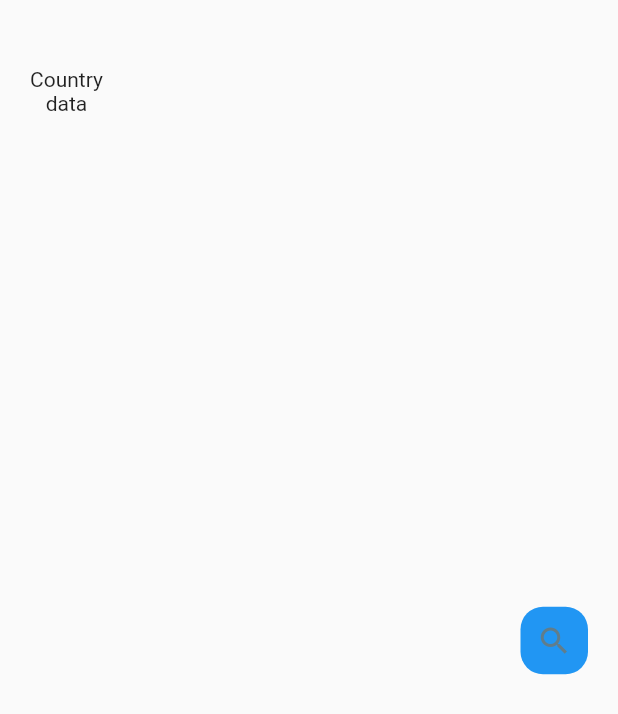
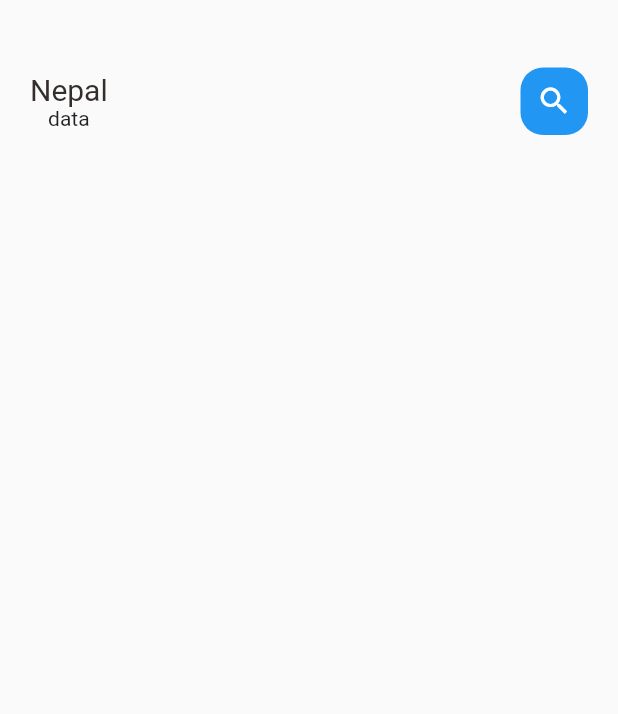
Before and after one commit to samitshrestha29/food-delivery-app, a Flutter app: the screen it shows after launch, on a phone screen of 412 x 824 dp. Shown: the top 714 px of the screen. Run offline on Flutter 3.47's test engine with Material 2 defaults, Android fonts, the phone set to English and light mode, and no system bars.

Commit message:
add big text folder

```diff
--- a/lib/home/main_food_page.dart
+++ b/lib/home/main_food_page.dart
@@ -1,4 +1,5 @@
 import 'package:flutter/material.dart';
+import 'package:food_delivery/widgets/big_text.dart';
 
 class MainFoodPage extends StatefulWidget {
   const MainFoodPage({super.key});
@@ -12,16 +13,17 @@ class _MainFoodPageState extends State<MainFoodPage> {
   Widget build(BuildContext context) {
     return SafeArea(
       child: Scaffold(
-        body: Container(
+        body: Column(
+          children: [
+            Container(
               margin: const EdgeInsets.only(top: 45, bottom: 15),
               padding: const EdgeInsets.only(left: 20, right: 20),
               child: Row(
                 mainAxisAlignment: MainAxisAlignment.spaceBetween,
-            crossAxisAlignment: CrossAxisAlignment.end,
                 children: [
-              Column(children: const [
-                Text("Country"),
-                Text('data'),
+                  Column(children: [
+                    BigText(text: "Nepal"),
+                    const Text('data'),
                   ]),
                   Center(
                     child: Container(
@@ -33,13 +35,15 @@ class _MainFoodPageState extends State<MainFoodPage> {
                       ),
                       child: const Icon(
                         Icons.search,
-                    color: Colors.blueGrey,
+                        color: Colors.white,
                       ),
                     ),
                   ),
                 ],
               ),
             ),
+          ],
+        ),
       ),
     );
   }
--- /dev/null
+++ b/lib/widgets/big_text.dart
@@ -0,0 +1,29 @@
+// ignore_for_file: public_member_api_docs, sort_constructors_first
+import 'package:flutter/material.dart';
+
+class BigText extends StatelessWidget {
+  Color? color;
+  final String text;
+  double size;
+  TextOverflow overflow;
+  BigText({
+    Key? key,
+    this.color = const Color(0xFF332d2b),
+    required this.text,
+    this.size = 20,
+    this.overflow = TextOverflow.ellipsis,
+  }) : super(key: key);
+
+  @override
+  Widget build(BuildContext context) {
+    return Text(
+      text,
+      overflow: overflow,
+      style: TextStyle(
+        color: color,
+        fontSize: size,
+        fontWeight: FontWeight.w400,
+      ),
+    );
+  }
+}
```
Lines whose indentation alone changed are shown as unchanged.
